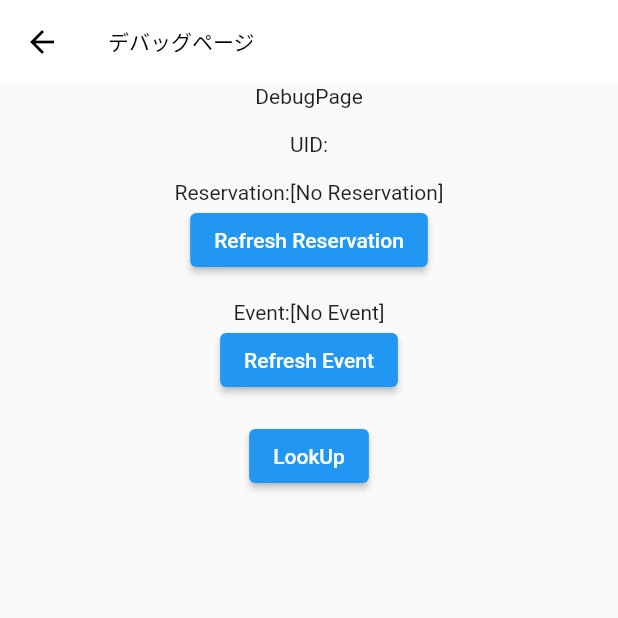
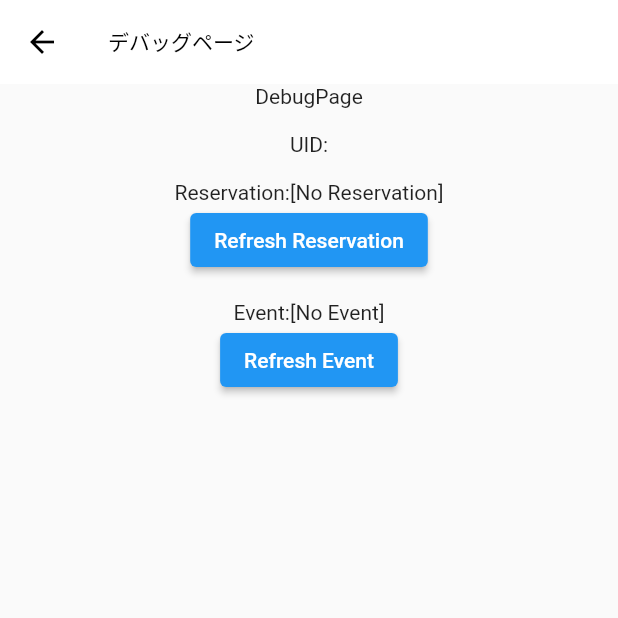
Before and after one commit to Maya-org/Maya-front, a Flutter app: the DebugPage screen opened directly, after a tap on "Refresh Event", on a phone screen of 412 x 824 dp, the top half of it. Run offline on Flutter 3.47's test engine with Material 2 defaults, Android fonts, the light colour scheme and no system bars; our stand-ins replace firebase_auth, firebase_core, firebase_database, flutter_markdown, freezed_annotation, material_segmented_control and 4 more; missing offline and left inert: file_saver, i18n, mobile_scanner; accounts and stored records are empty; generated files the repository leaves out were written again; network calls fail.

Commit message:
[UI] LookUpPageをDebugPageから外しました。

```diff
--- a/maya_flutter/lib/pages/debug/DebugPage.dart
+++ b/maya_flutter/lib/pages/debug/DebugPage.dart
@@ -6,7 +6,6 @@ import 'package:maya_flutter/models/UserChangeNotifier.dart';
 import 'package:provider/provider.dart';
 
 import '../../ui/DefaultAppBar.dart';
-import 'LookUpPage.dart';
 
 class DebugPage extends StatefulWidget {
   const DebugPage({Key? key}) : super(key: key);
@@ -36,24 +35,23 @@ class _DebugPageState extends State<DebugPage> {
                   'Reservation:[${reservation.reservation?.map((reservation) => reservation.reservation_id).join(",") ?? "No Reservation"}]');
             },
           ),
-          ElevatedButton(onPressed: () {
-            Provider.of<ReservationChangeNotifier>(context, listen: false).update();
-          }, child: const Text("Refresh Reservation")),
+          ElevatedButton(
+              onPressed: () {
+                Provider.of<ReservationChangeNotifier>(context, listen: false).update();
+              },
+              child: const Text("Refresh Reservation")),
           const SizedBox(height: 16),
           Consumer<EventChangeNotifier>(
             builder: (context, event, child) {
-              return Text('Event:[${event.events?.map((event) => "${event.display_name}(${event.event_id})").join(",") ?? "No Event"}]');
+              return Text(
+                  'Event:[${event.events?.map((event) => "${event.display_name}(${event.event_id})").join(",") ?? "No Event"}]');
             },
           ),
-          ElevatedButton(onPressed: (){
-            Provider.of<EventChangeNotifier>(context, listen: false).updateEvents();
-          }, child: const Text("Refresh Event")),
-          const SizedBox(height: 16),
-          ElevatedButton(onPressed: (){
-            Navigator.of(context).push(MaterialPageRoute(builder: (ctx){
-              return const LookUpPage();
-            }));
-          }, child: const Text("LookUp"))
+          ElevatedButton(
+              onPressed: () {
+                Provider.of<EventChangeNotifier>(context, listen: false).updateEvents();
+              },
+              child: const Text("Refresh Event"))
         ],
       ),
     );
```
Also changed, not shown: maya_flutter/lib/pages/MainPage.dart (+12 -1 lines), maya_flutter/lib/pages/debug/LookUpPage.dart (+19 -7 lines).
